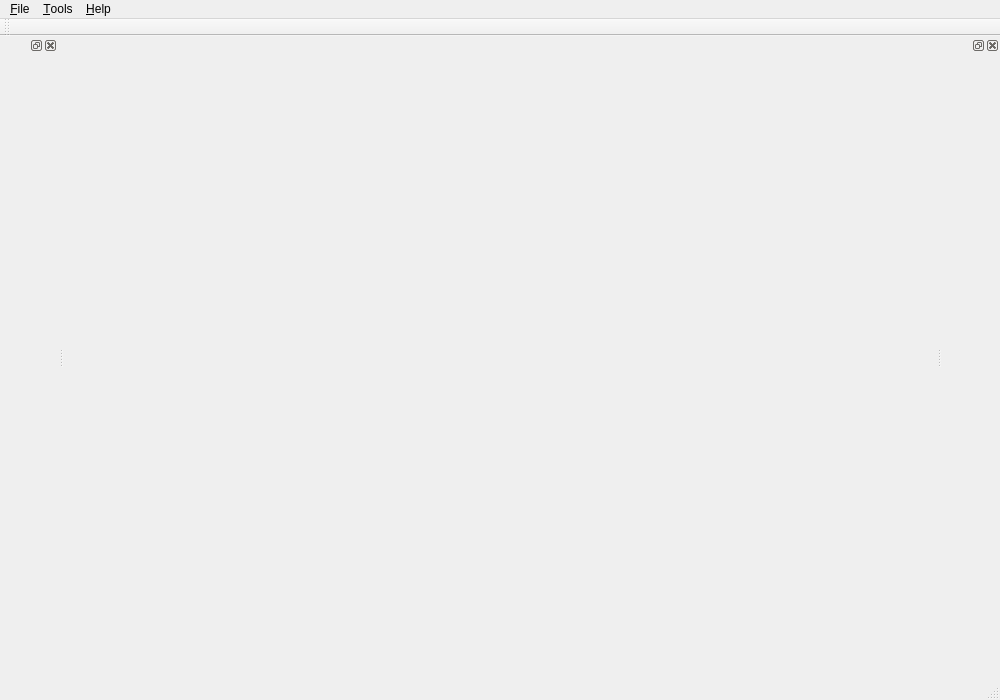
The window that VolumeRenderer/mainwindow.ui (luosz/volume-visualiser) describes before a commit, drawn with Qt 5.
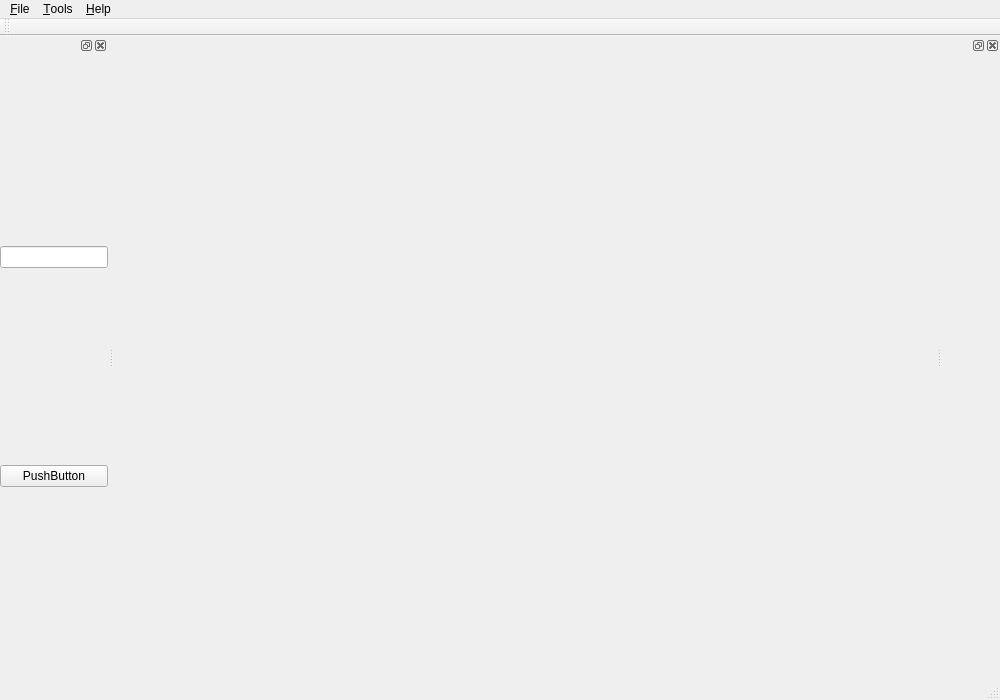
The same window after the commit.

Patch:
```diff
--- a/VolumeRenderer/mainwindow.ui
+++ b/VolumeRenderer/mainwindow.ui
@@ -119,7 +119,18 @@
       <number>0</number>
      </property>
      <item>
-      <layout class="QVBoxLayout" name="verticalLayout_3"/>
+      <layout class="QVBoxLayout" name="verticalLayout_3">
+       <item>
+        <widget class="QLineEdit" name="lineEdit"/>
+       </item>
+       <item>
+        <widget class="QPushButton" name="pushButton">
+         <property name="text">
+          <string>PushButton</string>
+         </property>
+        </widget>
+       </item>
+      </layout>
      </item>
     </layout>
    </widget>
```
Left out of the diff: 19 changed lines with no effect on the pictures.
